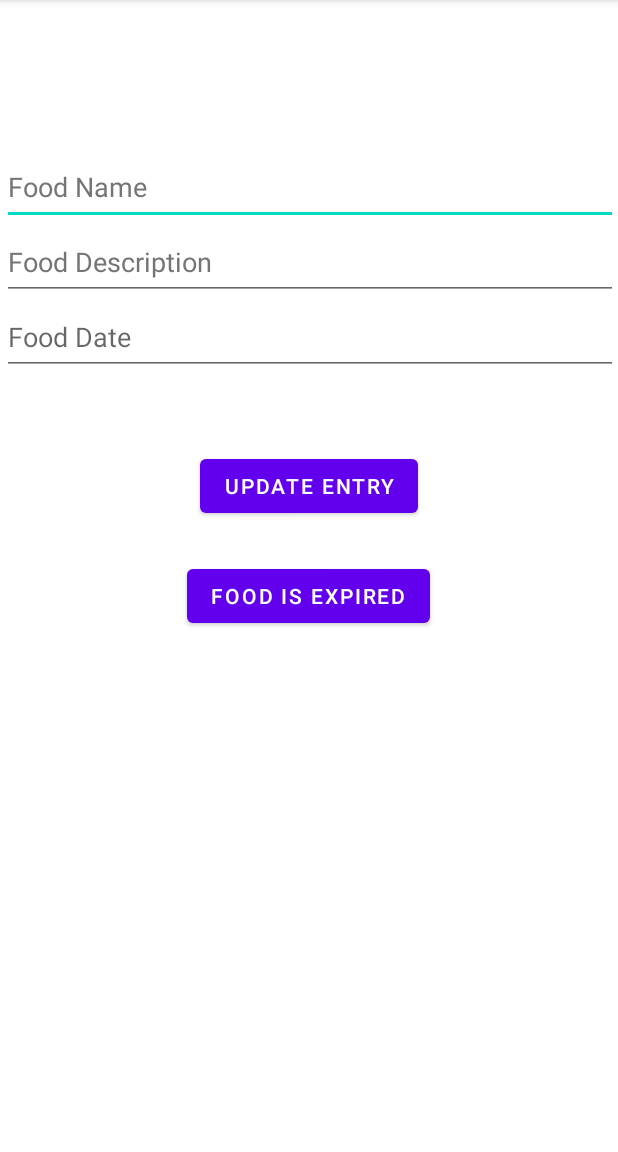
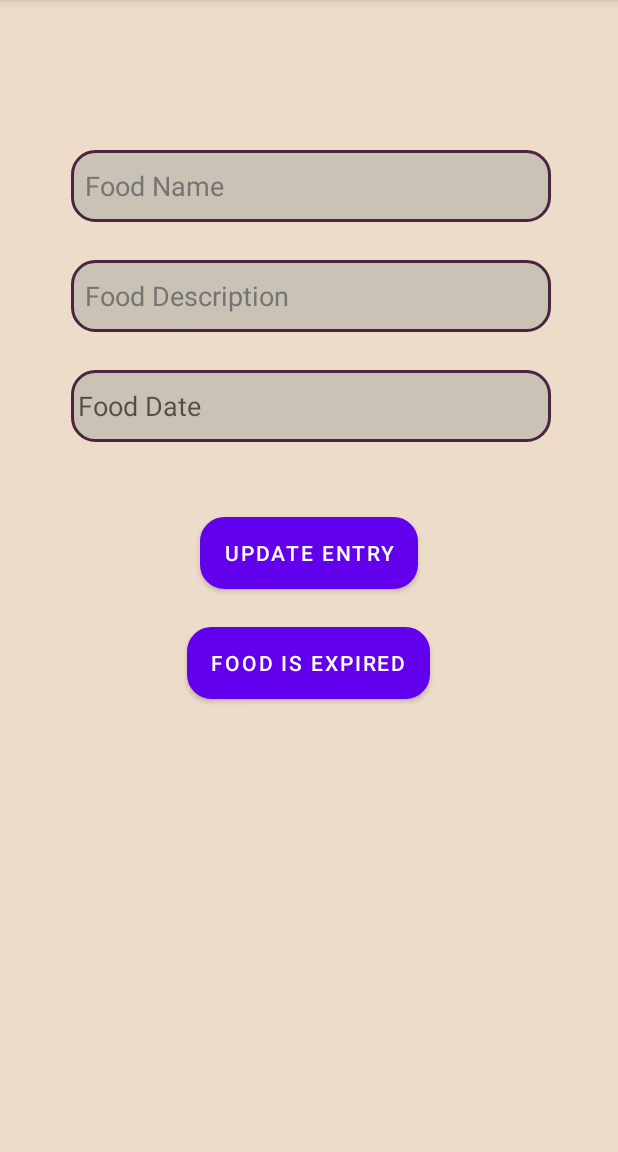
Before and after one commit to decaffinetedturtle/EatNowV2, an Android app: the updateUnExpired screen opened directly, with no data from a screen before it, on a phone screen of 412 x 824 dp, the part 84-1236 px from its top. Run offline under Robolectric (Android 15) with nearby library versions, the light colour scheme and no system bars; our stand-ins replace Firebase (no records; nobody signed in at launch, a user with empty details on screens opened directly); 3 statements that could not run were skipped.

Commit message:
Update activity_update_un_expired.xml

```diff
--- a/app/src/main/res/layout/activity_update_un_expired.xml
+++ b/app/src/main/res/layout/activity_update_un_expired.xml
@@ -7,6 +7,7 @@
     android:layout_width="match_parent"
     android:orientation="vertical"
     android:layout_height="match_parent"
+    android:background="@color/PaleGrey"
     tools:context=".itemLists.unExpiredStuff.updateUnExpired">
 
 
@@ -17,11 +18,21 @@
 
     <EditText
         android:id="@+id/updateFoodName"
+        android:layout_width="320dp"
+        android:layout_height="wrap_content"
+        android:layout_gravity="center"
+        android:layout_marginStart="@dimen/cardview_compat_inset_shadow"
+        android:hint="  Food Name"
+        android:background="@drawable/button_login"
+        app:boxStrokeColor="@color/black"
+        app:boxStrokeWidthFocused="2dp"
+        android:minHeight="48dp"
+        android:textColorHint="#757575"/>
+
+    <Space
         android:layout_width="match_parent"
-        android:layout_height="50dp"
-        android:layout_marginStart="@dimen/cardview_compat_inset_shadow"
-        android:hint="Food Name"
-        android:textColorHint="#757575"/>
+        android:layout_height="25dp"></Space>
+
     <LinearLayout
         android:layout_width="match_parent"
         android:layout_height="wrap_content"
@@ -29,20 +40,33 @@
 
         <EditText
             android:id="@+id/updateFoodDesc"
+            android:layout_width="320dp"
+            android:layout_height="wrap_content"
+            android:layout_gravity="center"
+            android:layout_marginStart="@dimen/cardview_compat_inset_shadow"
+            android:hint="  Food Description"
+            android:background="@drawable/button_login"
+            app:boxStrokeColor="@color/black"
+            app:boxStrokeWidthFocused="2dp"
+            android:minHeight="48dp"
+            android:textColorHint="#757575"/>
+
+        <Space
             android:layout_width="match_parent"
-            android:layout_height="50dp"
-            android:layout_marginStart="@dimen/cardview_compat_inset_shadow"
-            android:hint="Food Description"
-            android:textColorHint="#757575"/>
+            android:layout_height="25dp"></Space>
 
         <EditText
             android:id="@+id/updateFoodDate"
-            android:layout_width="match_parent"
-            android:layout_height="50dp"
+            android:layout_width="320dp"
+            android:layout_height="wrap_content"
+            android:layout_gravity="center"
             android:layout_marginStart="1dp"
-            android:hint="Food Date"
+            android:hint=" Food Date"
+            android:minHeight="48dp"
+            android:background="@drawable/button_login"
+            app:boxStrokeColor="@color/black"
+            app:boxStrokeWidthFocused="2dp" />
 
-            />
     </LinearLayout>
 
     <Space
@@ -53,6 +77,7 @@
         android:layout_width="wrap_content"
         android:layout_height="wrap_content"
         android:layout_gravity="center"
+        android:background="@drawable/button_login"
         android:text="Update Entry"/>
 
     <Space
@@ -64,6 +89,7 @@
         android:layout_width="wrap_content"
         android:layout_height="wrap_content"
         android:layout_gravity="center"
+        android:background="@drawable/button_login"
         android:text="Food is Expired"/>
 
 
```
